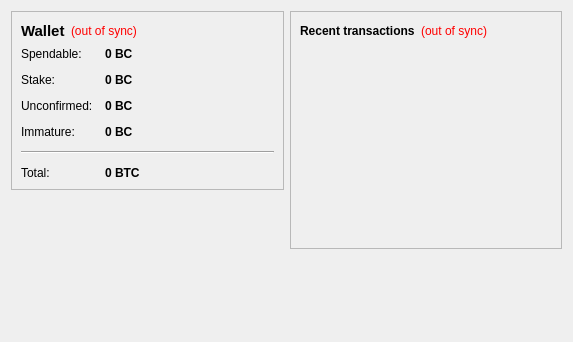
Qt form src/qt/forms/overviewpage.ui (FistBumpGithub/split) before a commit.
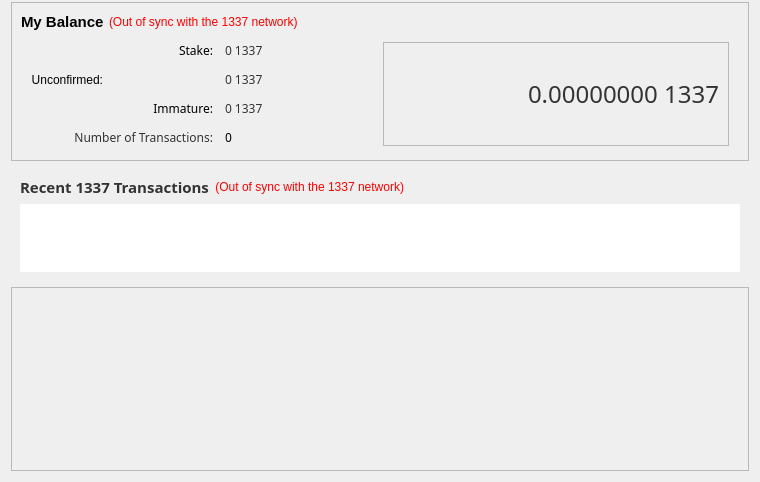
The same form after that commit. Custom widgets are drawn as their Qt base class.

Diff of the .ui file:
```diff
--- a/src/qt/forms/overviewpage.ui
+++ b/src/qt/forms/overviewpage.ui
@@ -6,18 +6,19 @@
    <rect>
     <x>0</x>
     <y>0</y>
-    <width>573</width>
-    <height>342</height>
+    <width>760</width>
+    <height>397</height>
    </rect>
   </property>
   <property name="windowTitle">
    <string>Form</string>
   </property>
-  <layout class="QHBoxLayout" name="horizontalLayout" stretch="1,1">
+  <layout class="QVBoxLayout" name="verticalLayout_5" stretch="0,1,0">
+   <property name="topMargin">
+    <number>2</number>
+   </property>
    <item>
-    <layout class="QVBoxLayout" name="verticalLayout_2">
-     <item>
-      <widget class="QFrame" name="frame">
+    <widget class="QFrame" name="frameTop">
        <property name="frameShape">
         <enum>QFrame::StyledPanel</enum>
        </property>
@@ -25,6 +26,9 @@
         <enum>QFrame::Raised</enum>
        </property>
        <layout class="QVBoxLayout" name="verticalLayout_4">
+      <property name="spacing">
+       <number>5</number>
+      </property>
         <item>
          <layout class="QHBoxLayout" name="horizontalLayout_4">
           <item>
@@ -37,7 +41,7 @@
              </font>
             </property>
             <property name="text">
-             <string>Wallet</string>
+           <string>My Balance</string>
             </property>
            </widget>
           </item>
@@ -50,7 +54,7 @@
              <string notr="true">QLabel { color: red; }</string>
             </property>
             <property name="text">
-             <string notr="true">(out of sync)</string>
+           <string notr="true">(Out of sync with the 1337 network)</string>
             </property>
             <property name="alignment">
              <set>Qt::AlignLeading|Qt::AlignLeft|Qt::AlignVCenter</set>
@@ -73,6 +77,20 @@
          </layout>
         </item>
         <item>
+       <layout class="QHBoxLayout" name="horizontalLayout">
+        <property name="leftMargin">
+         <number>10</number>
+        </property>
+        <property name="topMargin">
+         <number>5</number>
+        </property>
+        <property name="rightMargin">
+         <number>10</number>
+        </property>
+        <property name="bottomMargin">
+         <number>5</number>
+        </property>
+        <item>		
          <layout class="QFormLayout" name="formLayout_2">
           <property name="fieldGrowthPolicy">
            <enum>QFormLayout::AllNonFixedFieldsGrow</enum>
@@ -84,47 +102,43 @@
            <number>12</number>
           </property>
           <item row="0" column="0">
-           <widget class="QLabel" name="label">
-            <property name="text">
-             <string>Spendable:</string>
-            </property>
-           </widget>
-          </item>
-          <item row="0" column="1">
-           <widget class="QLabel" name="labelBalance">
-            <property name="font">
-             <font>
-              <weight>75</weight>
-              <bold>true</bold>
-             </font>
-            </property>
-            <property name="cursor">
-             <cursorShape>IBeamCursor</cursorShape>
-            </property>
-            <property name="toolTip">
-             <string>Your current spendable balance</string>
-            </property>
-            <property name="text">
-             <string notr="true">0 BC</string>
-            </property>
-            <property name="textInteractionFlags">
-             <set>Qt::LinksAccessibleByMouse|Qt::TextSelectableByKeyboard|Qt::TextSelectableByMouse</set>
-            </property>
-           </widget>
-          </item>
-          <item row="1" column="0">
            <widget class="QLabel" name="label_6">
+            <property name="sizePolicy">
+             <sizepolicy hsizetype="MinimumExpanding" vsizetype="Preferred">
+              <horstretch>0</horstretch>
+              <verstretch>0</verstretch>
+             </sizepolicy>
+            </property>
+            <property name="minimumSize">
+             <size>
+              <width>182</width>
+              <height>0</height>
+             </size>
+            </property>
+            <property name="baseSize">
+             <size>
+              <width>80</width>
+              <height>0</height>
+             </size>
+            </property>
+            <property name="font">
+             <font>
+              <family>Sans</family>
+             </font>
+            </property>
             <property name="text">
              <string>Stake:</string>
             </property>
+            <property name="alignment">
+             <set>Qt::AlignRight|Qt::AlignTrailing|Qt::AlignVCenter</set>
+            </property>
            </widget>
           </item>
-          <item row="1" column="1">
+          <item row="0" column="1">
            <widget class="QLabel" name="labelStake">
             <property name="font">
              <font>
-              <weight>75</weight>
-              <bold>true</bold>
+              <family>Sans</family>
              </font>
             </property>
             <property name="cursor">
@@ -134,26 +148,51 @@
              <string>Total of coins that was staked, and do not yet count toward the current balance</string>
             </property>
             <property name="text">
-             <string notr="true">0 BC</string>
+             <string notr="true">&lt;html&gt;&lt;head/&gt;&lt;body&gt;&lt;p&gt;&lt;span style=&quot; color:#333333;&quot;&gt;0 1337&lt;/span&gt;&lt;/p&gt;&lt;/body&gt;&lt;/html&gt;</string>
             </property>
             <property name="textInteractionFlags">
              <set>Qt::LinksAccessibleByMouse|Qt::TextSelectableByKeyboard|Qt::TextSelectableByMouse</set>
             </property>
            </widget>
           </item>
-          <item row="2" column="0">
+          <item row="1" column="0">
+            <property name="sizePolicy">
+             <sizepolicy hsizetype="MinimumExpanding" vsizetype="Preferred">
+              <horstretch>0</horstretch>
+              <verstretch>0</verstretch>
+             </sizepolicy>
+            </property>
+            <property name="minimumSize">
+             <size>
+              <width>182</width>
+              <height>0</height>
+             </size>
+            </property>
+            <property name="baseSize">
+             <size>
+              <width>80</width>
+              <height>0</height>
+             </size>
+            </property>
+            <property name="font">
+             <font>
+              <family>Sans</family>
+             </font>
+            </property>
            <widget class="QLabel" name="label_3">
             <property name="text">
              <string>Unconfirmed:</string>
             </property>
+            <property name="alignment">
+             <set>Qt::AlignRight|Qt::AlignTrailing|Qt::AlignVCenter</set>
+            </property>			
            </widget>
           </item>
-          <item row="2" column="1">
+          <item row="1" column="1">
            <widget class="QLabel" name="labelUnconfirmed">
             <property name="font">
              <font>
-              <weight>75</weight>
-              <bold>true</bold>
+              <family>Sans</family>
              </font>
             </property>
             <property name="cursor">
@@ -163,59 +202,137 @@
              <string>Total of transactions that have yet to be confirmed, and do not yet count toward the current balance</string>
             </property>
             <property name="text">
-             <string notr="true">0 BC</string>
+			 <string notr="true">&lt;html&gt;&lt;head/&gt;&lt;body&gt;&lt;p&gt;&lt;span style=&quot; color:#333333;&quot;&gt;0 1337&lt;/span&gt;&lt;/p&gt;&lt;/body&gt;&lt;/html&gt;</string> 
             </property>
             <property name="textInteractionFlags">
              <set>Qt::LinksAccessibleByMouse|Qt::TextSelectableByKeyboard|Qt::TextSelectableByMouse</set>
             </property>
            </widget>
           </item>
-          <item row="3" column="0">
+          <item row="2" column="0">
            <widget class="QLabel" name="labelImmatureText">
+            <property name="sizePolicy">
+             <sizepolicy hsizetype="MinimumExpanding" vsizetype="Preferred">
+              <horstretch>0</horstretch>
+              <verstretch>0</verstretch>
+             </sizepolicy>
+            </property>
+            <property name="minimumSize">
+             <size>
+              <width>182</width>
+              <height>0</height>
+             </size>
+            </property>
+            <property name="baseSize">
+             <size>
+              <width>80</width>
+              <height>0</height>
+             </size>
+            </property>
+            <property name="font">
+             <font>
+              <family>Sans</family>
+             </font>
+            </property>
+            <property name="layoutDirection">
+             <enum>Qt::RightToLeft</enum>
+            </property>
             <property name="text">
              <string>Immature:</string>
             </property>
+            <property name="alignment">
+             <set>Qt::AlignRight|Qt::AlignTrailing|Qt::AlignVCenter</set>
+            </property>			
            </widget>
           </item>
-          <item row="3" column="1">
+          <item row="2" column="1">
            <widget class="QLabel" name="labelImmature">
             <property name="font">
              <font>
-              <weight>75</weight>
-              <bold>true</bold>
+              <family>Sans</family>
              </font>
             </property>
             <property name="toolTip">
              <string>Mined balance that has not yet matured</string>
             </property>
             <property name="text">
-             <string notr="true">0 BC</string>
+             <string notr="true">&lt;html&gt;&lt;head/&gt;&lt;body&gt;&lt;p&gt;&lt;span style=&quot; color:#333333;&quot;&gt;0 1337&lt;/span&gt;&lt;/p&gt;&lt;/body&gt;&lt;/html&gt;</string>
             </property>
             <property name="textInteractionFlags">
              <set>Qt::LinksAccessibleByMouse|Qt::TextSelectableByKeyboard|Qt::TextSelectableByMouse</set>
             </property>
            </widget>
           </item>
-          <item row="4" column="0" colspan="2">
-           <widget class="Line" name="line">
-            <property name="orientation">
-             <enum>Qt::Horizontal</enum>
+          <item row="3" column="0">
+           <widget class="QLabel" name="label_2">
+            <property name="minimumSize">
+             <size>
+              <width>182</width>
+              <height>0</height>
+             </size>
             </property>
+            <property name="font">
+             <font>
+              <family>Sans</family>
+             </font>
+            </property>
+            <property name="text">
+             <string>&lt;html&gt;&lt;head/&gt;&lt;body&gt;&lt;p&gt;&lt;span style=&quot; color:#333333;&quot;&gt;Number of Transactions:&lt;/span&gt;&lt;/p&gt;&lt;/body&gt;&lt;/html&gt;</string>
+            </property>
+			<property name="alignment">
+             <set>Qt::AlignRight|Qt::AlignTrailing|Qt::AlignVCenter</set>
+            </property>
            </widget>
           </item>
-          <item row="5" column="0">
-           <widget class="QLabel" name="labelTotalText">
+          <item row="3" column="1">
+           <widget class="QLabel" name="labelNumTransactions">
+            <property name="font">
+             <font>
+              <family>Sans</family>
+             </font>
+            </property>
+            <property name="toolTip">
+             <string>Total number of transactions in wallet</string>
+            </property>
             <property name="text">
-             <string>Total:</string>
+             <string notr="true">0</string>
             </property>
            </widget>
           </item>
-          <item row="5" column="1">
-           <widget class="QLabel" name="labelTotal">
+         </layout>
+        </item>
+        <item>
+         <widget class="QFrame" name="frame_3">
+          <property name="frameShape">
+           <enum>QFrame::StyledPanel</enum>
+          </property>
+          <property name="frameShadow">
+           <enum>QFrame::Plain</enum>
+          </property>
+          <property name="lineWidth">
+           <number>1</number>
+          </property>
+          <layout class="QVBoxLayout" name="verticalLayout_6">
+           <item>
+            <widget class="QLabel" name="labelBalance">
+             <property name="sizePolicy">
+              <sizepolicy hsizetype="Expanding" vsizetype="Preferred">
+               <horstretch>0</horstretch>
+               <verstretch>0</verstretch>
+              </sizepolicy>
+             </property>
+             <property name="minimumSize">
+              <size>
+               <width>200</width>
+               <height>30</height>
+              </size>
+             </property>
             <property name="font">
              <font>
-              <weight>75</weight>
-              <bold>true</bold>
+               <family>Sans</family>
+               <pointsize>18</pointsize>
+               <weight>50</weight>
+               <bold>false</bold>
              </font>
             </property>
             <property name="cursor">
@@ -225,7 +342,10 @@
              <string>Your current total balance</string>
             </property>
             <property name="text">
-             <string notr="true">0 BTC</string>
+              <string notr="true">&lt;html&gt;&lt;head/&gt;&lt;body&gt;&lt;p&gt;&lt;span style=&quot; color:#333333;&quot;&gt;0.00000000 1337&lt;/span&gt;&lt;/p&gt;&lt;/body&gt;&lt;/html&gt;</string>
+             </property>
+             <property name="alignment">
+              <set>Qt::AlignRight|Qt::AlignTrailing|Qt::AlignVCenter</set>
             </property>
             <property name="textInteractionFlags">
              <set>Qt::LinksAccessibleByMouse|Qt::TextSelectableByKeyboard|Qt::TextSelectableByMouse</set>
@@ -233,31 +353,19 @@
            </widget>
           </item>
          </layout>
+         </widget>
         </item>
        </layout>
-      </widget>
-     </item>
-     <item>
-      <spacer name="verticalSpacer">
-       <property name="orientation">
-        <enum>Qt::Vertical</enum>
-       </property>
-       <property name="sizeHint" stdset="0">
-        <size>
-         <width>20</width>
-         <height>40</height>
-        </size>
-       </property>
-      </spacer>
-     </item>
-    </layout>
+      </item>
+     </layout>
+    </widget>
    </item>
    <item>
     <layout class="QVBoxLayout" name="verticalLayout_3">
      <item>
       <widget class="QFrame" name="frame_2">
        <property name="frameShape">
-        <enum>QFrame::StyledPanel</enum>
+        <enum>QFrame::NoFrame</enum>
        </property>
        <property name="frameShadow">
         <enum>QFrame::Raised</enum>
@@ -267,8 +375,16 @@
          <layout class="QHBoxLayout" name="horizontalLayout_2">
           <item>
            <widget class="QLabel" name="label_4">
+            <property name="font">
+             <font>
+              <family>Sans</family>
+              <pointsize>11</pointsize>
+			  <weight>75</weight>
+			  <bold>true</bold>
+             </font>
+            </property>		   
             <property name="text">
-             <string>&lt;b&gt;Recent transactions&lt;/b&gt;</string>
+             <string>&lt;html&gt;&lt;head/&gt;&lt;body&gt;&lt;p&gt;&lt;span style=&quot; font-size:11pt; color:#333333;&quot;&gt;Recent 1337 Transactions&lt;/span&gt;&lt;/p&gt;&lt;/body&gt;&lt;/html&gt;</string>
             </property>
            </widget>
           </item>
@@ -281,7 +397,7 @@
              <string notr="true">QLabel { color: red; }</string>
             </property>
             <property name="text">
-             <string notr="true">(out of sync)</string>
+             <string notr="true">(Out of sync with the 1337 network)</string>
             </property>
             <property name="alignment">
              <set>Qt::AlignRight|Qt::AlignTrailing|Qt::AlignVCenter</set>
@@ -306,7 +422,7 @@
         <item>
          <widget class="QListView" name="listTransactions">
           <property name="styleSheet">
-           <string notr="true">QListView { background: transparent; }</string>
+           <string notr="true"/>
           </property>
           <property name="frameShape">
            <enum>QFrame::NoFrame</enum>
@@ -340,8 +456,65 @@
      </item>
     </layout>
    </item>
-  </layout>
- </widget>
+
+   <item>
+        <widget class="QFrame" name="diffplotframe">
+         <property name="frameShape">
+          <enum>QFrame::StyledPanel</enum>
+         </property>
+         <property name="frameShadow">
+          <enum>QFrame::Raised</enum>
+         </property>
+         <layout class="QVBoxLayout" name="verticalLayout_3_1">
+          <property name="leftMargin">
+           <number>1</number>
+          </property>
+          <property name="topMargin">
+           <number>1</number>
+          </property>
+          <property name="rightMargin">
+           <number>1</number>
+          </property>
+          <property name="bottomMargin">
+           <number>1</number>
+          </property>
+          <item>
+           <layout class="QHBoxLayout" name="horizontalLayout_3">
+            <item>
+             <widget class="QCustomPlot" name="diffplot" native="true">
+              
+			  <property name="sizePolicy">
+             <sizepolicy hsizetype="MinimumExpanding" vsizetype="Preferred">
+              <horstretch>0</horstretch>
+              <verstretch>0</verstretch>
+             </sizepolicy>
+            </property>
+			  
+			  <property name="minimumSize">
+               <size>
+                <width>0</width>
+                <height>180</height>
+               </size>
+              </property>
+             </widget>
+            </item>
+           </layout>
+          </item>
+         </layout>
+        </widget>
+       </item>   
+  </layout>
+ </widget>
+ 
+ <customwidgets>
+  <customwidget>
+   <class>QCustomPlot</class>
+   <extends>QWidget</extends>
+   <header>qt/qcustomplot.h</header>
+   <container>1</container>
+  </customwidget>
+ </customwidgets>
+  
  <resources/>
  <connections/>
 </ui>
```
Left out of the diff: 8 changed lines with no effect on the pictures. Lines whose indentation alone changed are shown as unchanged.
